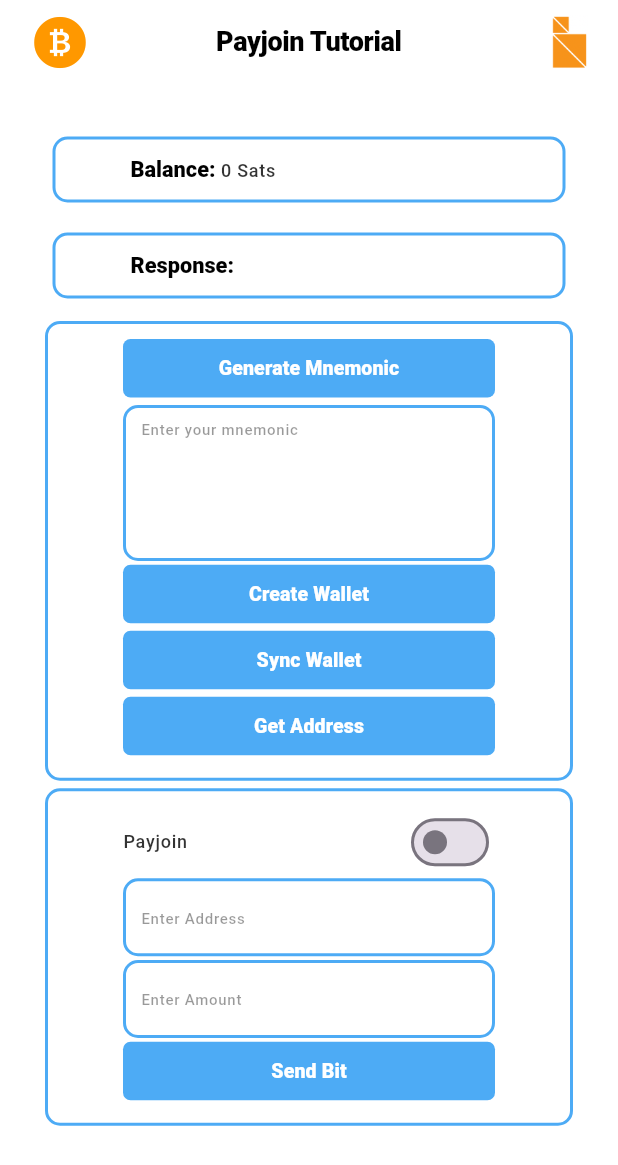
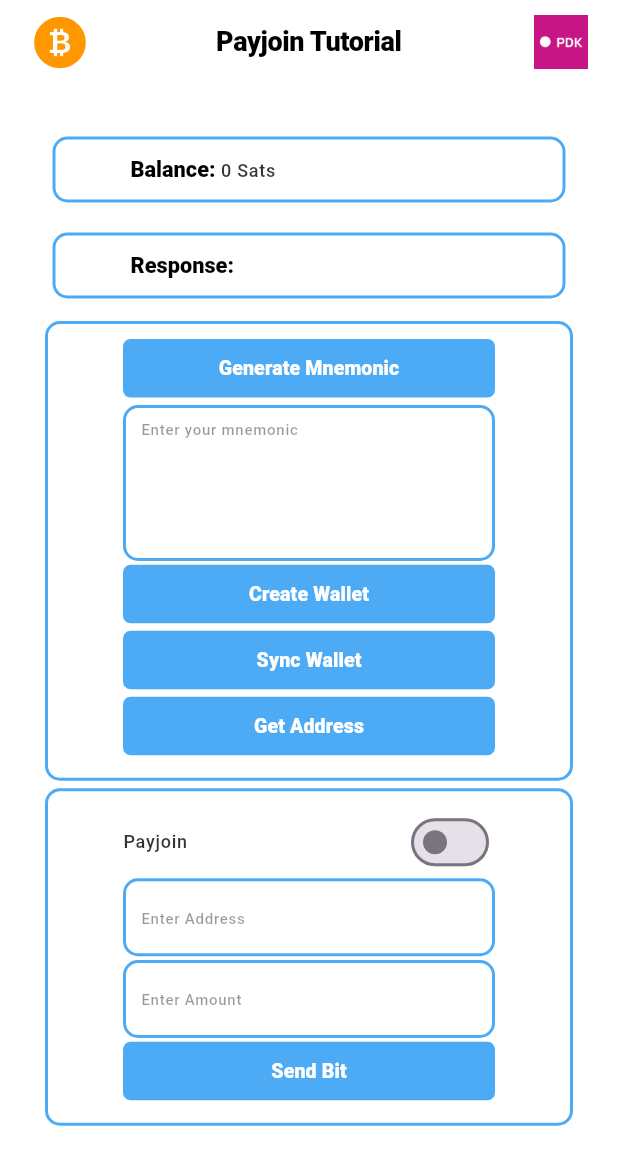
Before and after one commit to LtbLightning/payjoin-flutter-demo, a Flutter app: the screen it shows after launch, on a phone screen of 412 x 824 dp. Shown: the top 1165 px of the screen. Run offline on Flutter 3.47's test engine with Material 3 defaults, Android fonts, the phone set to English and light mode, and no system bars; missing offline and left inert: bdk_flutter, dart:ffi, payjoin_flutter.

```diff
--- a/lib/widgets/widgets.dart
+++ b/lib/widgets/widgets.dart
@@ -125,7 +125,7 @@ AppBar buildAppBar(BuildContext context) {
     actions: [
       Padding(
         padding: const EdgeInsets.only(right: 20, bottom: 10, top: 10),
-        child: Image.asset("assets/bdk_logo.png"),
+        child: Image.asset("assets/pdk_logo.png"),
       )
     ],
     leading: Icon(
```
Also changed, not shown: assets/bdk_logo.png (deleted), assets/pdk_logo.png (added), 1 other file.
